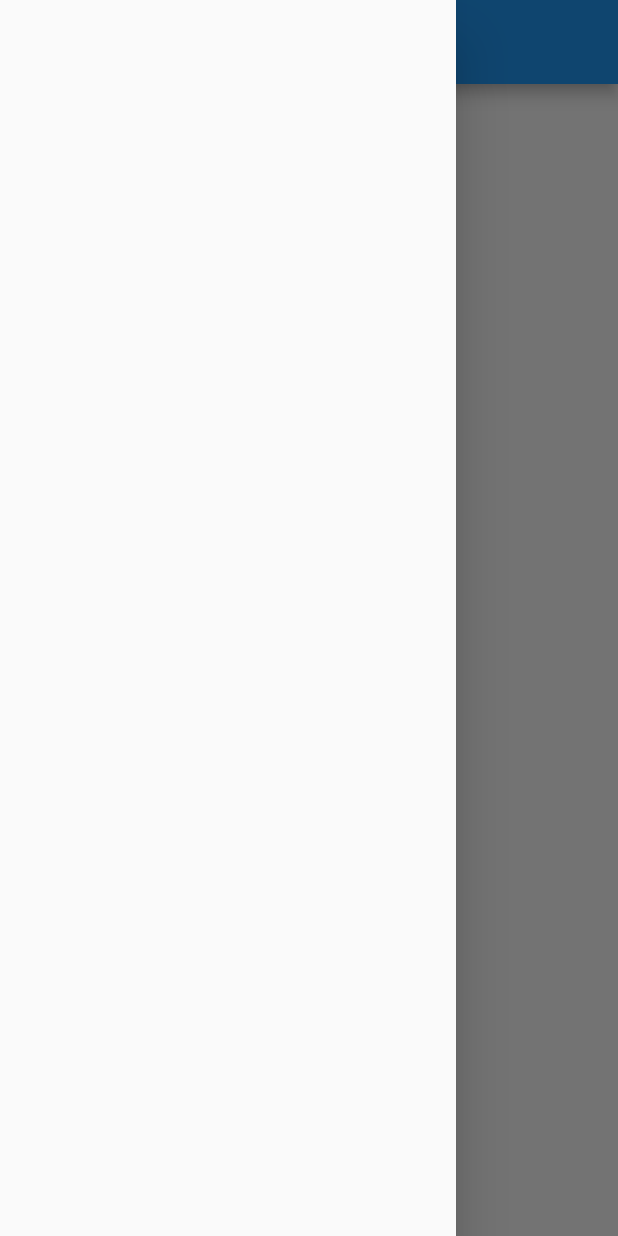
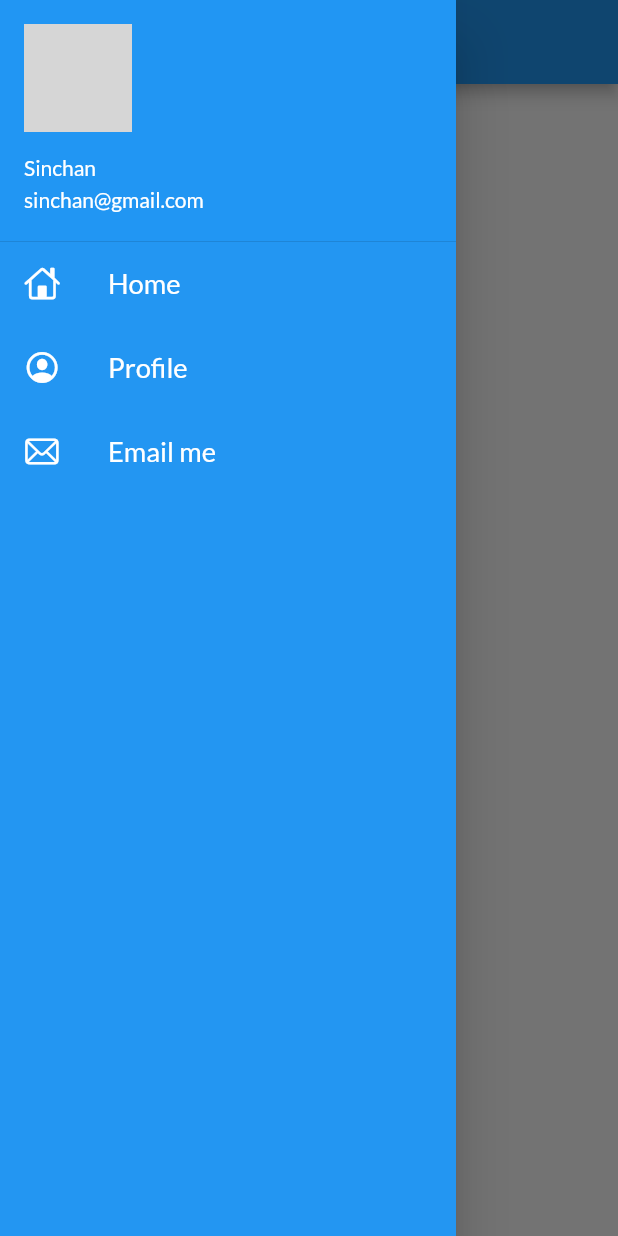
Before and after one commit to sanket-bhagat/30-days-of-flutter, a Flutter app: the HomePage screen opened by its route, with the side drawer open, on a phone screen of 412 x 824 dp. Run offline on Flutter 3.47's test engine with Material 2 defaults, Android fonts, the phone set to English and light mode, and no system bars; our stand-ins replace google_fonts; network calls fail; grey boxes are pictures that could not be loaded.

Commit message:
day 9 completed

```diff
--- a/lib/main.dart
+++ b/lib/main.dart
@@ -23,7 +23,7 @@ class MyApp extends StatelessWidget {
         brightness: Brightness.dark,
       ),
       routes: {
-        "/": (context) => LoginPage(),
+        "/": (context) => HomePage(),
         MyRoutes.login: (context) => LoginPage(),
         MyRoutes.home: (context) => HomePage(),
       },
--- a/lib/pages/home_page.dart
+++ b/lib/pages/home_page.dart
@@ -1,7 +1,7 @@
 import 'package:flutter/material.dart';
+import 'package:flutter_catalog/widgets/drawer.dart';
 
 class HomePage extends StatelessWidget {
-
   @override
   Widget build(BuildContext context) {
     return Scaffold(
@@ -11,7 +11,7 @@ class HomePage extends StatelessWidget {
       body: const Center(
         child: Text("Welcome!"),
       ),
-      drawer: const Drawer(),
+      drawer: MyDrawer(),
     );
   }
 }
--- /dev/null
+++ b/lib/widgets/drawer.dart
@@ -0,0 +1,72 @@
+import 'package:flutter/cupertino.dart';
+import 'package:flutter/material.dart';
+
+class MyDrawer extends StatelessWidget {
+  const MyDrawer({Key? key}) : super(key: key);
+
+  @override
+  Widget build(BuildContext context) {
+    const imgUrl =
+        "https://imgr.search.brave.com/4lyVqWoIMVVFDOxg00J8jvLIywTGN7LHcu6bmVU0gzo/fit/491/225/ce/1/aHR0cHM6Ly90c2Uz/Lm1tLmJpbmcubmV0/L3RoP2lkPU9JUC5Y/MmloeFBxSFJSdXFO/bkZDajFXSUR3SGFI/SiZwaWQ9QXBp";
+    return Drawer(
+      child: Container(
+        color: Color(0xff2396f2),
+        child: ListView(
+          children: [
+            DrawerHeader(
+              margin: EdgeInsets.all(0.0),
+              padding: EdgeInsets.all(0.0),
+              child: UserAccountsDrawerHeader(
+                margin: EdgeInsets.all(0.0),
+                accountName: Text("Sinchan"),
+                accountEmail: Text("sinchan@gmail.com"),
+                currentAccountPicture: CircleAvatar(
+                  backgroundImage: NetworkImage(imgUrl),
+                ),
+              ),
+            ),
+            ListTile(
+              leading: Icon(
+                CupertinoIcons.home,
+                color: Colors.white,
+              ),
+              title: Text(
+                "Home",
+                textScaleFactor: 1.3,
+                style: TextStyle(
+                  color: Colors.white,
+                ),
+              ),
+            ),
+            ListTile(
+              leading: Icon(
+                CupertinoIcons.profile_circled,
+                color: Colors.white,
+              ),
+              title: Text(
+                "Profile",
+                textScaleFactor: 1.3,
+                style: TextStyle(
+                  color: Colors.white,
+                ),
+              ),
+            ),
+            ListTile(
+              leading: Icon(
+                CupertinoIcons.mail,
+                color: Colors.white,
+              ),
+              title: Text(
+                "Email me",
+                textScaleFactor: 1.3,
+                style: TextStyle(
+                  color: Colors.white,
+                ),
+              ),
+            ),
+          ],
+        ),
+      ),
+    );
+  }
+}
```
